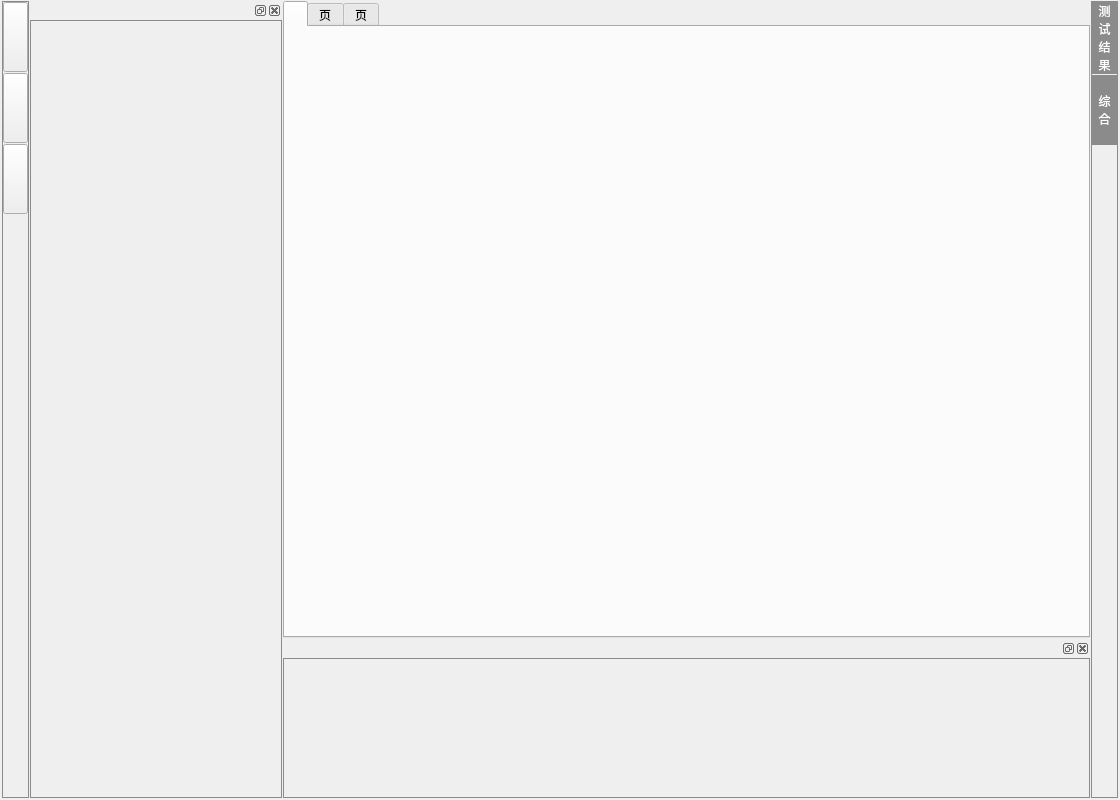
First picture: the form in Heterogeneous/src/Heterogeneous.ui, repository CrackDoc/Heterogeneous, before the edit.
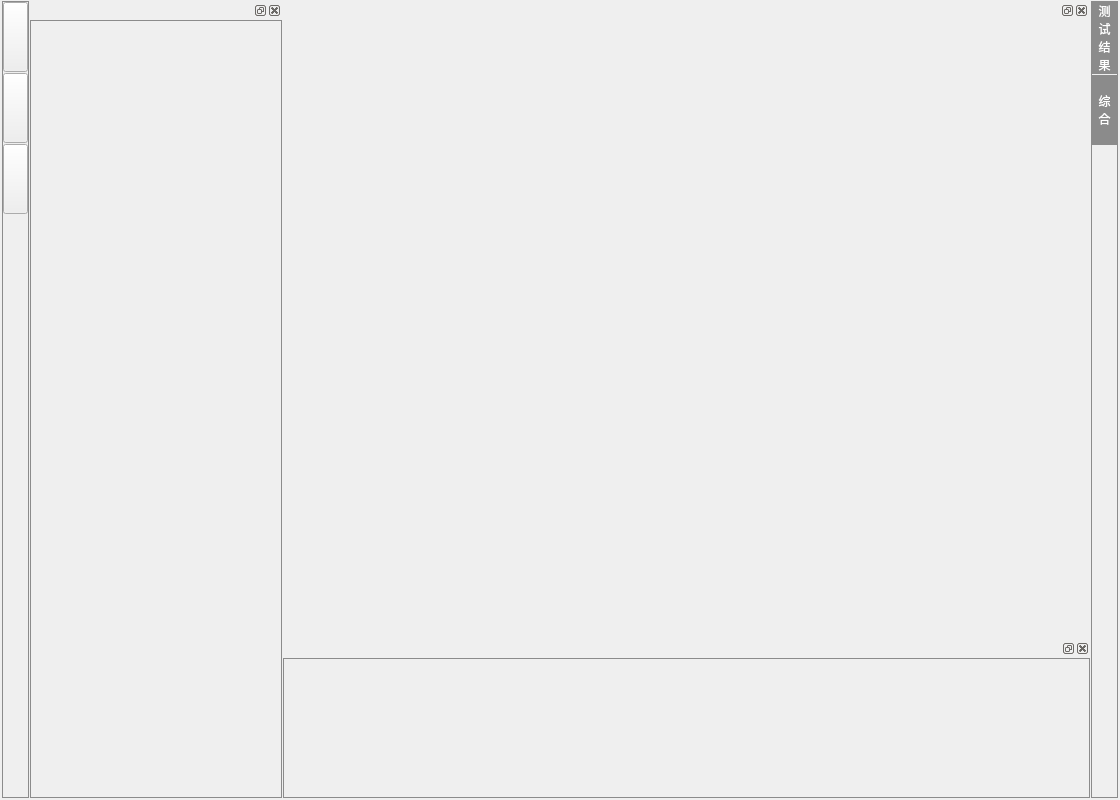
Second picture: the form after the edit. Custom widgets are drawn as their Qt base class.

What changed in the file:
```diff
--- a/Heterogeneous/src/Heterogeneous.ui
+++ b/Heterogeneous/src/Heterogeneous.ui
@@ -59,7 +59,19 @@
       <property name="spacing">
        <number>1</number>
       </property>
-      <item row="0" column="4" rowspan="2">
+      <item row="0" column="2" rowspan="2">
+       <widget class="CTabDockWidget" name="ProjectWidget">
+        <widget class="QWidget" name="dockWidgetContents_3">
+         <property name="styleSheet">
+          <string notr="true">QWidget#dockWidgetContents_3
+{
+	border:1px solid rgb(139, 139, 139)
+}</string>
+         </property>
+        </widget>
+       </widget>
+      </item>
+      <item row="0" column="5" rowspan="2">
        <widget class="QWidget" name="RightToolBtns" native="true">
         <property name="maximumSize">
          <size>
@@ -306,7 +318,23 @@
         </layout>
        </widget>
       </item>
-      <item row="1" column="3">
+      <item row="0" column="3">
+       <widget class="CTabDockWidget" name="ContentTabWidget">
+        <property name="styleSheet">
+         <string notr="true">QDockWidget#ContentTabWidget
+{
+	border:1px solid rgb(139, 139, 139);
+}
+</string>
+        </property>
+        <widget class="QWidget" name="dockWidgetContents_2">
+         <property name="styleSheet">
+          <string notr="true"/>
+         </property>
+        </widget>
+       </widget>
+      </item>
+      <item row="1" column="3" colspan="2">
        <widget class="CTabDockWidget" name="OutPutWidget">
         <widget class="QWidget" name="dockWidgetContents">
          <property name="styleSheet">
@@ -318,46 +346,6 @@
         </widget>
        </widget>
       </item>
-      <item row="0" column="3">
-       <widget class="QTabWidget" name="ContentTabWidget">
-        <property name="styleSheet">
-         <string notr="true">QWidget#ContentWidget
-{
-	border:1px solid rgb(139,139,139)
-}</string>
-        </property>
-        <property name="currentIndex">
-         <number>0</number>
-        </property>
-        <widget class="QWidget" name="ContentTabWidgetPage1" native="true">
-         <attribute name="title">
-          <string/>
-         </attribute>
-        </widget>
-        <widget class="QWidget" name="tab">
-         <attribute name="title">
-          <string>页</string>
-         </attribute>
-        </widget>
-        <widget class="QWidget" name="tab_2">
-         <attribute name="title">
-          <string>页</string>
-         </attribute>
-        </widget>
-       </widget>
-      </item>
-      <item row="0" column="2" rowspan="2">
-       <widget class="CTabDockWidget" name="ProjectWidget">
-        <widget class="QWidget" name="dockWidgetContents_3">
-         <property name="styleSheet">
-          <string notr="true">QWidget#dockWidgetContents_3
-{
-	border:1px solid rgb(139, 139, 139)
-}</string>
-         </property>
-        </widget>
-       </widget>
-      </item>
      </layout>
     </widget>
    </item>
```
